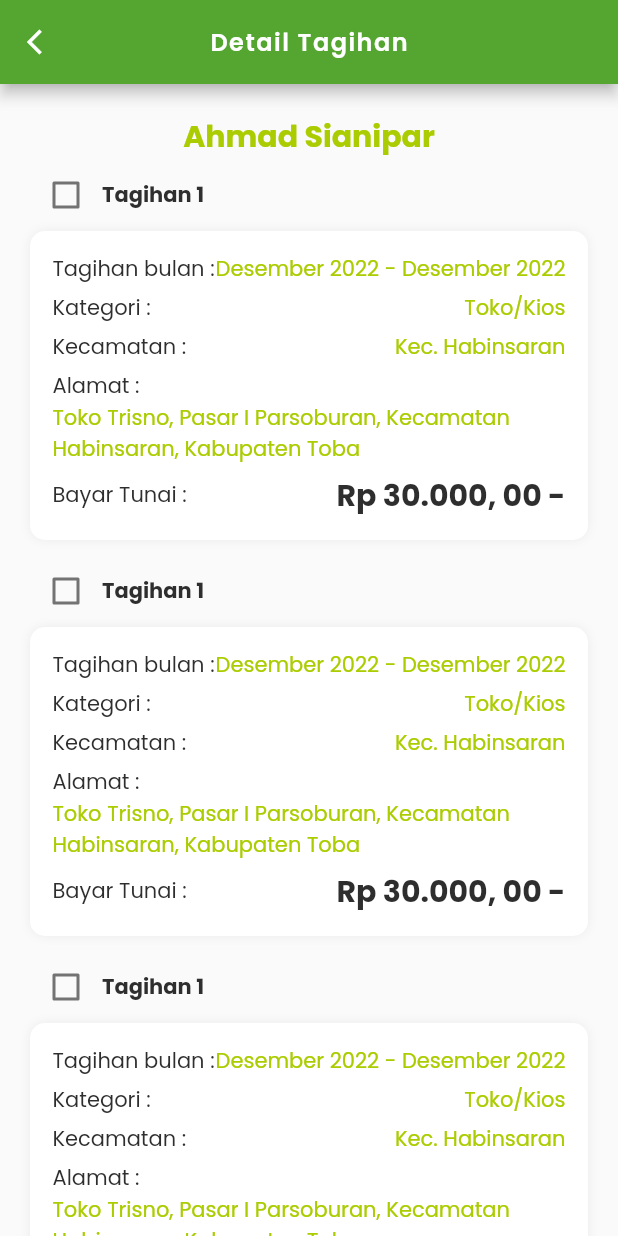
After one commit to QR-Code-Waste-Retribution/fe-qr-code-retribution, a Flutter app: the Invoice screen opened directly, on a phone screen of 412 x 824 dp. The commit adds this screen. Run offline on Flutter 3.47's test engine with Material 2 defaults, Android fonts, the phone set to English and light mode, and no system bars; our stand-ins replace dio, google_fonts; missing offline and left inert: qr_code_scanner.

Commit message:
add invoice card

```diff
--- /dev/null
+++ b/lib/components/molekuls/invoice_card.dart
@@ -0,0 +1,131 @@
+import 'package:flutter/material.dart';
+import 'package:qr_code_app/shared/theme/init.dart';
+
+class InvoiceCard extends StatelessWidget {
+  const InvoiceCard({
+    Key? key,
+  }) : super(key: key);
+
+  @override
+  Widget build(BuildContext context) {
+    return Container(
+      margin: EdgeInsets.only(top: 0),
+      padding: EdgeInsets.zero,
+      child: Column(
+        children: [
+          Row(
+            mainAxisAlignment: MainAxisAlignment.start,
+            children: [
+              Checkbox(value: false, onChanged: (newVal) {}),
+              Text(
+                "Tagihan 1",
+                style: blackTextStyle.copyWith(
+                  fontWeight: FontWeight.w700,
+                ),
+              )
+            ],
+          ),
+          Container(
+            margin: EdgeInsets.only(bottom: 10),
+            padding: EdgeInsets.symmetric(horizontal: 15, vertical: 15),
+            decoration: BoxDecoration(
+              color: whiteColor,
+              boxShadow: [
+                BoxShadow(
+                  color: shadowColor,
+                  blurRadius: 5,
+                ),
+              ],
+              borderRadius: BorderRadius.circular(10),
+            ),
+            child: Column(
+              children: [
+                Row(
+                  mainAxisAlignment: MainAxisAlignment.spaceBetween,
+                  children: [
+                    Text(
+                      'Tagihan bulan :',
+                      style: blackTextStyle,
+                    ),
+                    Text(
+                      'Desember 2022 - Desember 2022',
+                      style: primaryTextStyle,
+                    ),
+                  ],
+                ),
+                SizedBox(
+                  height: 5,
+                ),
+                Row(
+                  mainAxisAlignment: MainAxisAlignment.spaceBetween,
+                  children: [
+                    Text(
+                      'Kategori :',
+                      style: blackTextStyle,
+                    ),
+                    Text(
+                      'Toko/Kios',
+                      style: primaryTextStyle,
+                    ),
+                  ],
+                ),
+                SizedBox(
+                  height: 5,
+                ),
+                Row(
+                  mainAxisAlignment: MainAxisAlignment.spaceBetween,
+                  children: [
+                    Text(
+                      'Kecamatan :',
+                      style: blackTextStyle,
+                    ),
+                    Text(
+                      'Kec. Habinsaran',
+                      style: primaryTextStyle,
+                    ),
+                  ],
+                ),
+                SizedBox(
+                  height: 5,
+                ),
+                Column(
+                  crossAxisAlignment: CrossAxisAlignment.start,
+                  children: [
+                    Text(
+                      'Alamat :',
+                      style: blackTextStyle,
+                    ),
+                    Text(
+                      'Toko Trisno, Pasar I Parsoburan, Kecamatan Habinsaran, Kabupaten Toba',
+                      style: primaryTextStyle,
+                    ),
+                  ],
+                ),
+                SizedBox(
+                  height: 5,
+                ),
+                Row(
+                  mainAxisAlignment: MainAxisAlignment.spaceBetween,
+                  children: [
+                    Text(
+                      'Bayar Tunai :',
+                      style: blackTextStyle,
+                    ),
+                    Text(
+                      'Rp 30.000, 00 -',
+                      style: primaryTextStyle.copyWith(
+                        fontWeight: FontWeight.w700,
+                        fontSize: 20,
+                        color: blackColor,
+                      ),
+                    ),
+                  ],
+                ),
+              ],
+            ),
+          ),
+        ],
+      ),
+    );
+  }
+}
--- a/lib/pages/home/home_page.dart
+++ b/lib/pages/home/home_page.dart
@@ -222,9 +222,9 @@ class HomeContent extends StatelessWidget {
                   ),
                   child: Row(
                     children: [
-                      Container(
-                        width: device.width * 0.45,
-                        child: Expanded(
+                      Expanded(
+                        child: Container(
+                          width: device.width * 0.45,
                           child: Text(
                             'Semua tagihan iuran retribusi sampah sudah lunas dan sudah disetor',
                             style: blackTextStyle.copyWith(
--- a/lib/pages/home_pagination.dart
+++ b/lib/pages/home_pagination.dart
@@ -1,6 +1,7 @@
 import 'package:flutter/material.dart';
 import 'package:qr_code_app/pages/help/help_page.dart';
 import 'package:qr_code_app/pages/home/home_page.dart';
+import 'package:qr_code_app/pages/qr_code/qr_code_page.dart';
 import 'package:qr_code_app/shared/theme/init.dart';
 
 class HomePagination extends StatefulWidget {
@@ -16,10 +17,7 @@ class _HomePaginationState extends State<HomePagination> {
   static const List<Widget> _pages = <Widget>[
     HomePage(),
     HelpPage(),
-    Icon(
-      Icons.camera,
-      size: 150,
-    ),
+    QRCodePage(),
     Icon(
       Icons.chat,
       size: 150,
--- /dev/null
+++ b/lib/pages/invoice/invoice.dart
@@ -0,0 +1,65 @@
+import 'package:flutter/material.dart';
+import 'package:qr_code_app/components/molekuls/invoice_card.dart';
+import 'package:qr_code_app/shared/theme/init.dart';
+
+class Invoice extends StatefulWidget {
+  const Invoice({super.key});
+
+  @override
+  State<Invoice> createState() => _InvoiceState();
+}
+
+class _InvoiceState extends State<Invoice> {
+  bool? tagihan = false;
+  Size device = const Size(0, 0);
+  @override
+  Widget build(BuildContext context) {
+    device = Size(
+      MediaQuery.of(context).size.width,
+      MediaQuery.of(context).size.height,
+    );
+    return Scaffold(
+      appBar: AppBar(
+        centerTitle: true,
+        backgroundColor: secondaryColor,
+        leading: IconButton(
+          icon: Icon(
+            Icons.arrow_back_ios,
+            size: 20,
+          ),
+          onPressed: (() {
+            setState(() {
+              Navigator.pop(context);
+            });
+          }),
+        ),
+        title: Text(
+          "Detail Tagihan",
+          style: primaryTextStyle.copyWith(
+            fontWeight: FontWeight.w600,
+            letterSpacing: 1,
+            color: whiteColor,
+            fontSize: 16,
+          ),
+        ),
+      ),
+      body: ListView(
+        padding: EdgeInsets.all(20),
+        children: [
+          Text(
+            'Ahmad Sianipar',
+            textAlign: TextAlign.center,
+            style: primaryTextStyle.copyWith(
+              fontWeight: FontWeight.w700,
+              fontSize: 20,
+            ),
+          ),
+          InvoiceCard(),
+          InvoiceCard(),
+          InvoiceCard(),
+          InvoiceCard(),
+        ],
+      ),
+    );
+  }
+}
--- a/lib/pages/qr_code/qr_code_page.dart
+++ b/lib/pages/qr_code/qr_code_page.dart
@@ -3,6 +3,7 @@ import 'dart:developer';
 
 import 'package:flutter/foundation.dart';
 import 'package:flutter/material.dart';
+import 'package:qr_code_app/pages/invoice/invoice.dart';
 import 'package:qr_code_app/shared/theme/init.dart';
 import 'package:qr_code_scanner/qr_code_scanner.dart';
 
@@ -68,7 +69,12 @@ class _QRCodePageState extends State<QRCodePage> {
                         child: ElevatedButton(
                             onPressed: () async {
                               await controller?.flipCamera();
-                              setState(() {});
+                              setState(() {
+                                Navigator.push(
+                                    context,
+                                    MaterialPageRoute(
+                                        builder: ((context) => Invoice())));
+                              });
                             },
                             child: FutureBuilder(
                               future: controller?.getCameraInfo(),
@@ -84,32 +90,32 @@ class _QRCodePageState extends State<QRCodePage> {
                       )
                     ],
                   ),
-                  Row(
-                    mainAxisAlignment: MainAxisAlignment.center,
-                    crossAxisAlignment: CrossAxisAlignment.center,
-                    children: <Widget>[
-                      Container(
-                        margin: const EdgeInsets.all(8),
-                        child: ElevatedButton(
-                          onPressed: () async {
-                            await controller?.pauseCamera();
-                          },
-                          child: const Text('pause',
-                              style: TextStyle(fontSize: 20)),
-                        ),
-                      ),
-                      Container(
-                        margin: const EdgeInsets.all(8),
-                        child: ElevatedButton(
-                          onPressed: () async {
-                            await controller?.resumeCamera();
-                          },
-                          child: const Text('resume',
-                              style: TextStyle(fontSize: 20)),
-                        ),
-                      )
-                    ],
-                  ),
+                  // Row(
+                  //   mainAxisAlignment: MainAxisAlignment.center,
+                  //   crossAxisAlignment: CrossAxisAlignment.center,
+                  //   children: <Widget>[
+                  //     Container(
+                  //       margin: const EdgeInsets.all(8),
+                  //       child: ElevatedButton(
+                  //         onPressed: () async {
+                  //           await controller?.pauseCamera();
+                  //         },
+                  //         child: const Text('pause',
+                  //             style: TextStyle(fontSize: 20)),
+                  //       ),
+                  //     ),
+                  //     Container(
+                  //       margin: const EdgeInsets.all(8),
+                  //       child: ElevatedButton(
+                  //         onPressed: () async {
+                  //           await controller?.resumeCamera();
+                  //         },
+                  //         child: const Text('resume',
+                  //             style: TextStyle(fontSize: 20)),
+                  //       ),
+                  //     )
+                  //   ],
+                  // ),
                 ],
               ),
             ),
@@ -123,7 +129,7 @@ class _QRCodePageState extends State<QRCodePage> {
     // For this example we check how width or tall the device is and change the scanArea and overlay accordingly.
     var scanArea = (MediaQuery.of(context).size.width < 400 ||
             MediaQuery.of(context).size.height < 400)
-        ? 150.0
+        ? 250.0
         : 300.0;
     // To ensure the Scanner view is properly sizes after rotation
     // we need to listen for Flutter SizeChanged notification and update controller
```
